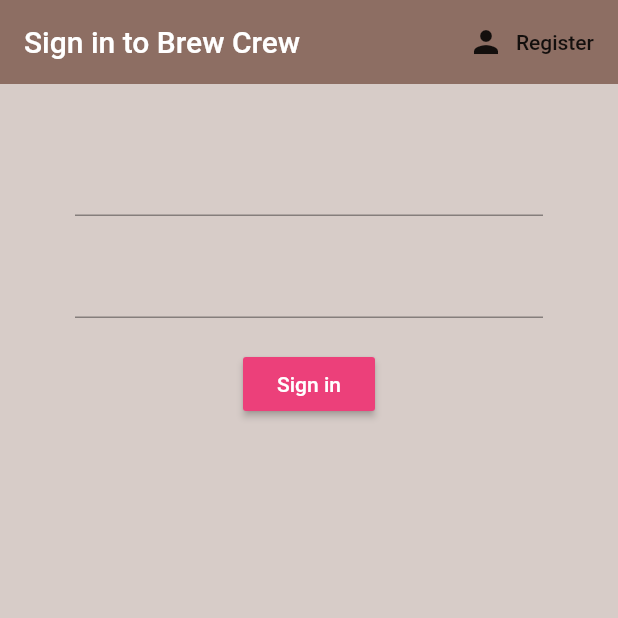
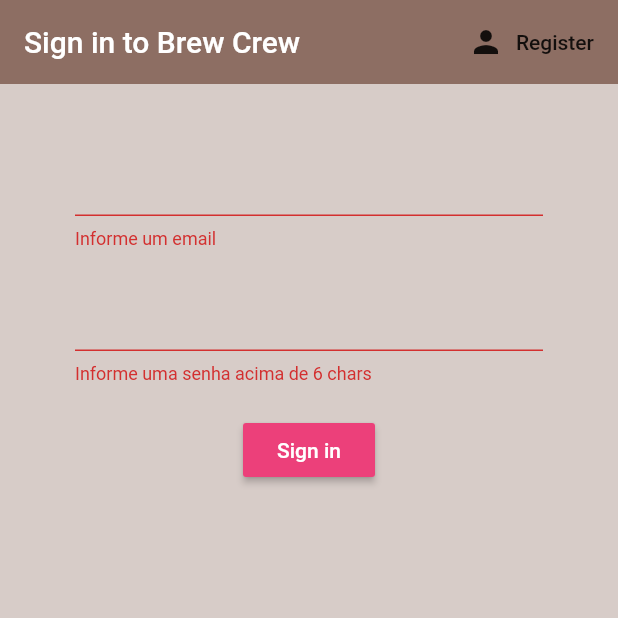
Before and after one commit to fviel/cafe, a Flutter app: the screen it shows after launch, after a tap on "Sign in", on a phone screen of 412 x 824 dp, the top half of it. Run offline on Flutter 3.47's test engine with Material 2 defaults, Android fonts, the phone set to English and light mode, and no system bars; our stand-ins replace firebase_auth; accounts and stored records are empty.

Commit message:
metade implementação do signin email e pwd

```diff
--- a/lib/screens/authenticate/sign_in.dart
+++ b/lib/screens/authenticate/sign_in.dart
@@ -16,10 +16,16 @@ class SignIn extends StatefulWidget {
 
 class _SignInState extends State<SignIn> {
 
+  //essa globalkey ao form deste widget
+  final _formKey = GlobalKey<FormState>();
+
+  //instancia da classe que criei para tratar os erviço de autenticação
   final AuthService _auth = new AuthService();
-  //text field state
+
+  //variáveis locais do text field state
   String email = '';
   String password = '';
+  String error = '';
 
 
   @override
@@ -44,9 +50,16 @@ class _SignInState extends State<SignIn> {
       body: Container(
           padding: EdgeInsets.symmetric(vertical: 20.0, horizontal: 50.0),
           child: Form(
+            key: _formKey,
             child: Column(children: <Widget>[
               SizedBox(height: 20.0),
-              TextFormField(
+              TextFormField(//validator é a função que valida o campo
+                validator:(val){
+                  if(val.isEmpty){
+                    return 'Informe um email';
+                  }
+                  return null;
+                },
                 onChanged: (val) {
                   setState(() {
                     //mapeia o conteúdo deste campo na var password
@@ -57,7 +70,11 @@ class _SignInState extends State<SignIn> {
               SizedBox(
                 height: 20.0,
               ),
-              TextFormField(obscureText: true, onChanged: (val) {
+              TextFormField(
+                  obscureText: true,
+                  //validator é a função que valida o campo
+                  validator:(val) => val.length<6 ? 'Informe uma senha acima de 6 chars' :  null,
+                  onChanged: (val) {
                 //mapeia o conteúdo deste campo na var password
                 setState(() => password = val);
               }),
@@ -71,18 +88,30 @@ class _SignInState extends State<SignIn> {
                   ),
                 ),
                 onPressed: () async {
-                  dynamic result = await _auth.signInAnon();
-                  if (result == null) {
-                    print('Ocorreu um erro no sign in');
 
+                  //valida o form baseado no seu estado atual
+                  if (_formKey.currentState.validate()) {
+                    // dynamic result = await _auth.signInAnon();
+                    dynamic result = await _auth.registerWithEmailAndPassword(email:email, password:password);
+                    if(result == null){
+                      setState(() => error = 'Falha ao registrar o usuário.');
+
+                    }
+                    //se não falhou na criação do usuário, a Stream de _auth já notificou o Wrapper e já roteou o usuário pra home...
                   } else {
-                    print('Sign in anônimo realizado com sucesso!');
-                    print(result.uid);
-                    print(email);
-                    print(password);
+                    print('form inválido');
                   }
                 },
-              )
+              ),
+              SizedBox(height: 20.0),
+              //exibe a mesg de erro na text abaixo...
+              Text(
+                error,
+                style:TextStyle(
+                  fontSize: 14,
+                  color:Colors.red,
+                ),
+              ),
             ]),
           )),
     );
```
